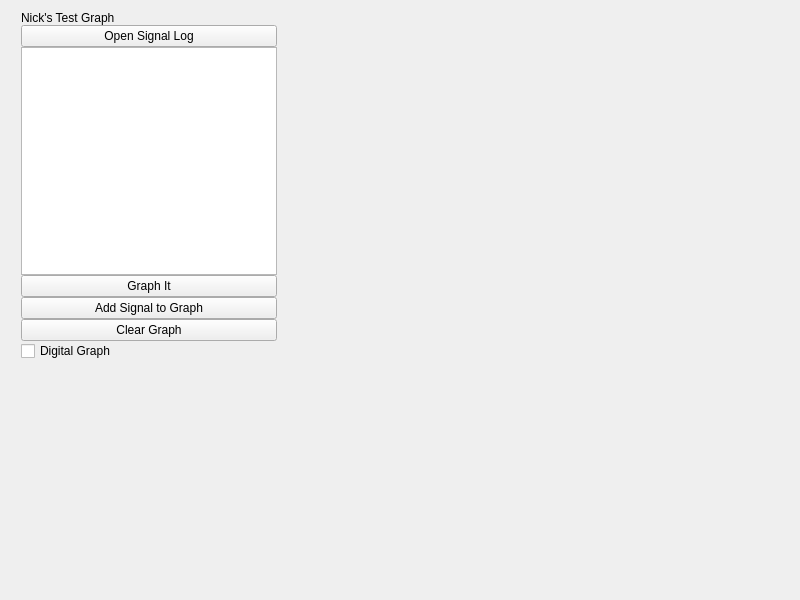
Qt form widget.ui (Koldor-47/QT-chart-Test) before a commit.
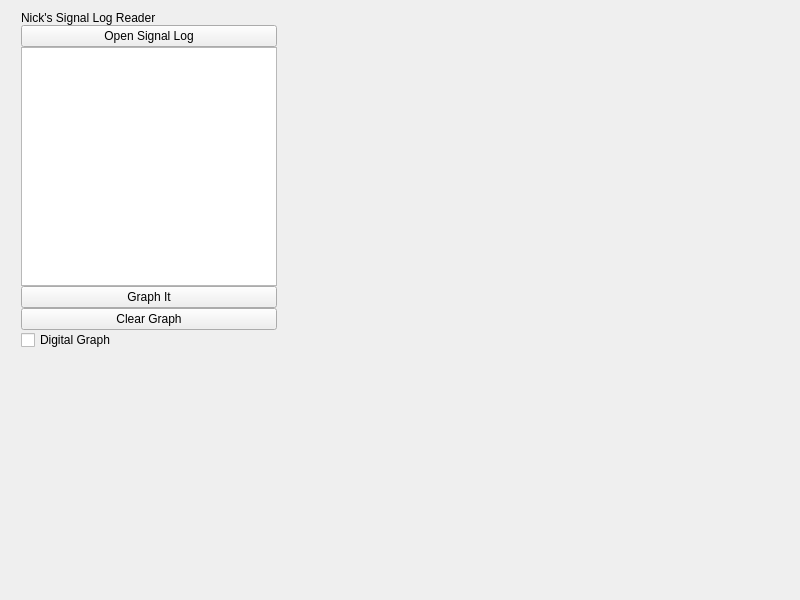
The same form after that commit. Icons and pictures are not drawn.

What changed in the file:
```diff
--- a/widget.ui
+++ b/widget.ui
@@ -14,13 +14,25 @@
    <string>Widget</string>
   </property>
   <layout class="QHBoxLayout" name="horizontalLayout_2">
+   <property name="spacing">
+    <number>1</number>
+   </property>
+   <property name="rightMargin">
+    <number>9</number>
+   </property>
    <item>
     <layout class="QHBoxLayout" name="horizontalLayout" stretch="0,1">
      <property name="spacing">
-      <number>0</number>
+      <number>6</number>
      </property>
      <property name="sizeConstraint">
-      <enum>QLayout::SetFixedSize</enum>
+      <enum>QLayout::SetNoConstraint</enum>
+     </property>
+     <property name="leftMargin">
+      <number>0</number>
+     </property>
+     <property name="rightMargin">
+      <number>0</number>
      </property>
      <item>
       <layout class="QVBoxLayout" name="verticalLayout">
@@ -28,15 +40,18 @@
         <number>0</number>
        </property>
        <property name="sizeConstraint">
-        <enum>QLayout::SetMaximumSize</enum>
+        <enum>QLayout::SetFixedSize</enum>
        </property>
        <property name="leftMargin">
         <number>10</number>
        </property>
+       <property name="rightMargin">
+        <number>0</number>
+       </property>
        <item>
         <widget class="QLabel" name="label">
          <property name="text">
-          <string>Nick's Test Graph</string>
+          <string>Nick's Signal Log Reader</string>
          </property>
         </widget>
        </item>
@@ -57,13 +72,6 @@
          </property>
         </widget>
        </item>
-       <item>
-        <widget class="QPushButton" name="pushButton">
-         <property name="text">
-          <string>Add Signal to Graph</string>
-         </property>
-        </widget>
-       </item>
        <item>
         <widget class="QPushButton" name="clearGraph">
          <property name="text">
@@ -94,10 +102,13 @@
       </layout>
      </item>
      <item>
-      <layout class="QVBoxLayout" name="GraphArea">
+      <layout class="QVBoxLayout" name="GraphArea" stretch="">
        <property name="spacing">
         <number>0</number>
        </property>
+       <property name="sizeConstraint">
+        <enum>QLayout::SetNoConstraint</enum>
+       </property>
       </layout>
      </item>
     </layout>
```
Left out of the diff: 3 changed lines with no effect on the pictures.
